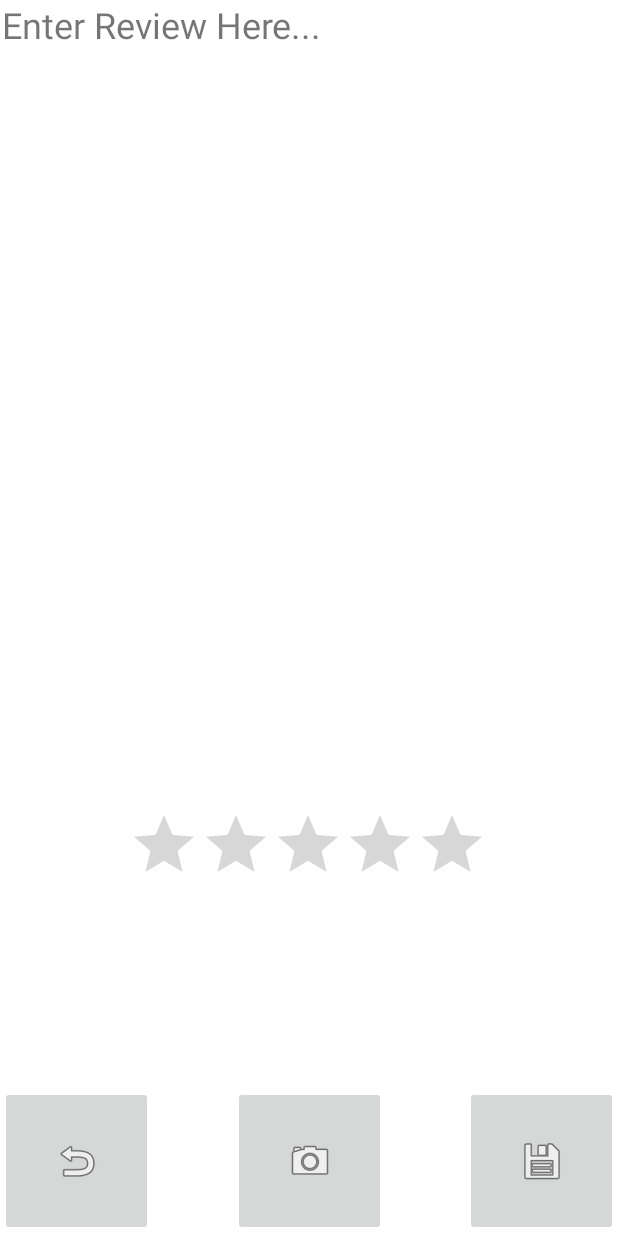
After one commit to AdkersonJohn/ranchRatings_1.1, an Android app: the layout rating_fragment.xml on its own in the app's theme, with its tools: preview values and no code run, on a phone screen of 412 x 824 dp. The commit adds this screen. Run offline under Robolectric (Android 15) with nearby library versions, the phone set to English and light mode, and no system bars.

Commit message:
Implemented review submission screen, review DTOm and submit button with click listener on splash screen to initiate transition.

```diff
--- a/app/src/main/java/com/example/ranchratings_11/MapsActivity.kt
+++ b/app/src/main/java/com/example/ranchratings_11/MapsActivity.kt
@@ -2,6 +2,8 @@ package com.example.ranchratings_11
 
 import androidx.appcompat.app.AppCompatActivity
 import android.os.Bundle
+import android.view.View
+import android.widget.ImageButton
 
 import com.google.android.gms.maps.CameraUpdateFactory
 import com.google.android.gms.maps.GoogleMap
@@ -10,6 +12,7 @@ import com.google.android.gms.maps.SupportMapFragment
 import com.google.android.gms.maps.model.LatLng
 import com.google.android.gms.maps.model.MarkerOptions
 
+
 class MapsActivity : AppCompatActivity(), OnMapReadyCallback {
 
     private lateinit var mMap: GoogleMap
@@ -17,10 +20,19 @@ class MapsActivity : AppCompatActivity(), OnMapReadyCallback {
     override fun onCreate(savedInstanceState: Bundle?) {
         super.onCreate(savedInstanceState)
         setContentView(R.layout.main_fragment)
-        // Obtain the SupportMapFragment and get notified when the map is ready to be used.
 
-    }
+        var submitButton = findViewById<ImageButton>(R.id.btnSubmit)
+        submitButton.setOnClickListener(){
+            enterReviewLayout()
+        }
 
+
+
+
+}
+        fun enterReviewLayout(){
+            setContentView(R.layout.rating_fragment)
+         }
     /**
      * Manipulates the map once available.
      * This callback is triggered when the map is ready to be used.
@@ -38,4 +50,10 @@ class MapsActivity : AppCompatActivity(), OnMapReadyCallback {
         mMap.addMarker(MarkerOptions().position(sydney).title("Marker in Sydney"))
         mMap.moveCamera(CameraUpdateFactory.newLatLng(sydney))
     }
+
+
+
+
+
+
 }
--- /dev/null
+++ b/app/src/main/java/com/example/ranchratings_11/dto/Institution.kt
@@ -0,0 +1,4 @@
+package com.example.ranchratings_11.dto
+
+data class Institution (val id : Int, val name : String, val phoneNumber : String, val address : String, val image : String, var rating : Double, var isFavorite : Boolean){
+}
--- /dev/null
+++ b/app/src/main/java/com/example/ranchratings_11/dto/Review.kt
@@ -0,0 +1,4 @@
+package com.example.ranchratings_11.dto
+
+data class Review (val userID : Int = 0, val institutionID : Int = 0, var reviewText : String = "", var stars : Double = 0.0){
+}
--- /dev/null
+++ b/app/src/main/java/com/example/ranchratings_11/dto/User.kt
@@ -0,0 +1,4 @@
+package com.example.ranchratings_11.dto
+
+data class User (val id : Int, val username: String, val password : String, val image : String){
+}
--- a/app/src/main/res/layout/main_fragment.xml
+++ b/app/src/main/res/layout/main_fragment.xml
@@ -68,6 +68,13 @@
             android:layout_width="match_parent"
             android:layout_height="match_parent"
             tools:context=".MapsActivity" />
+
+        <ImageButton
+            android:id="@+id/btnSubmit"
+            android:layout_width="89dp"
+            android:layout_height="88dp"
+            app:srcCompat="@android:drawable/ic_input_add" />
+
     </FrameLayout>
 
     <LinearLayout
--- /dev/null
+++ b/app/src/main/res/layout/rating_fragment.xml
@@ -0,0 +1,55 @@
+<?xml version="1.0" encoding="utf-8"?>
+<androidx.constraintlayout.widget.ConstraintLayout xmlns:android="http://schemas.android.com/apk/res/android"
+    xmlns:app="http://schemas.android.com/apk/res-auto"
+    xmlns:tools="http://schemas.android.com/tools"
+    android:id="@+id/reviewLayout"
+    android:layout_width="match_parent"
+    android:layout_height="match_parent">
+
+    <TextView
+        android:id="@+id/txtReview"
+        android:layout_width="410dp"
+        android:layout_height="412dp"
+        android:text="Enter Review Here..."
+        android:textSize="24sp"
+        app:drawableTint="#787272"
+        app:layout_constraintEnd_toEndOf="parent"
+        app:layout_constraintStart_toStartOf="parent"
+        app:layout_constraintTop_toTopOf="parent" />
+
+    <RatingBar
+        android:id="@+id/ratingBar"
+        android:layout_width="wrap_content"
+        android:layout_height="wrap_content"
+        app:layout_constraintBottom_toTopOf="@+id/btnCamera"
+        app:layout_constraintEnd_toEndOf="parent"
+        app:layout_constraintHorizontal_bias="0.497"
+        app:layout_constraintStart_toStartOf="parent"
+        app:layout_constraintTop_toBottomOf="@+id/txtReview" />
+
+    <ImageButton
+        android:id="@+id/btnUndo"
+        android:layout_width="102dp"
+        android:layout_height="100dp"
+        app:layout_constraintBottom_toBottomOf="parent"
+        app:layout_constraintStart_toStartOf="parent"
+        app:srcCompat="@android:drawable/ic_menu_revert" />
+
+    <ImageButton
+        android:id="@+id/btnSave"
+        android:layout_width="102dp"
+        android:layout_height="100dp"
+        app:layout_constraintBottom_toBottomOf="parent"
+        app:layout_constraintEnd_toEndOf="parent"
+        app:srcCompat="@android:drawable/ic_menu_save" />
+
+    <ImageButton
+        android:id="@+id/btnCamera"
+        android:layout_width="102dp"
+        android:layout_height="100dp"
+        app:layout_constraintBottom_toBottomOf="parent"
+        app:layout_constraintEnd_toStartOf="@+id/btnSave"
+        app:layout_constraintStart_toEndOf="@+id/btnUndo"
+        app:srcCompat="@android:drawable/ic_menu_camera" />
+
+</androidx.constraintlayout.widget.ConstraintLayout>
```
Also changed, not shown: 1 other file.
